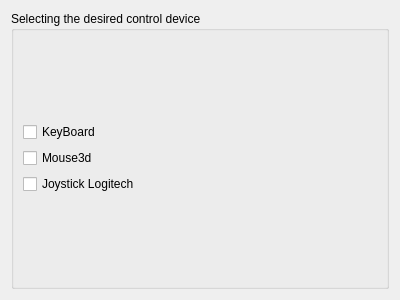
Qt form ControlSettings/ControlWindow.ui (hydronautics-team/PoolsideGUI) before a commit.
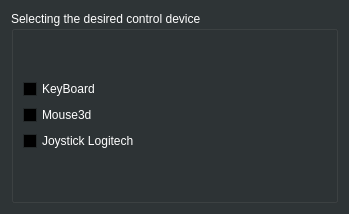
The same form after that commit.

Patch:
```diff
--- a/ControlSettings/ControlWindow.ui
+++ b/ControlSettings/ControlWindow.ui
@@ -6,10 +6,452 @@
    <rect>
     <x>0</x>
     <y>0</y>
-    <width>400</width>
-    <height>300</height>
+    <width>349</width>
+    <height>214</height>
    </rect>
   </property>
+  <property name="palette">
+  <palette>
+   <active>
+    <colorrole role="WindowText">
+     <brush brushstyle="SolidPattern">
+      <color alpha="255">
+       <red>255</red>
+       <green>255</green>
+       <blue>255</blue>
+      </color>
+     </brush>
+    </colorrole>
+    <colorrole role="Button">
+     <brush brushstyle="SolidPattern">
+      <color alpha="255">
+       <red>46</red>
+       <green>52</green>
+       <blue>54</blue>
+      </color>
+     </brush>
+    </colorrole>
+    <colorrole role="Light">
+     <brush brushstyle="SolidPattern">
+      <color alpha="255">
+       <red>69</red>
+       <green>78</green>
+       <blue>81</blue>
+      </color>
+     </brush>
+    </colorrole>
+    <colorrole role="Midlight">
+     <brush brushstyle="SolidPattern">
+      <color alpha="255">
+       <red>57</red>
+       <green>65</green>
+       <blue>67</blue>
+      </color>
+     </brush>
+    </colorrole>
+    <colorrole role="Dark">
+     <brush brushstyle="SolidPattern">
+      <color alpha="255">
+       <red>23</red>
+       <green>26</green>
+       <blue>27</blue>
+      </color>
+     </brush>
+    </colorrole>
+    <colorrole role="Mid">
+     <brush brushstyle="SolidPattern">
+      <color alpha="255">
+       <red>30</red>
+       <green>34</green>
+       <blue>36</blue>
+      </color>
+     </brush>
+    </colorrole>
+    <colorrole role="Text">
+     <brush brushstyle="SolidPattern">
+      <color alpha="255">
+       <red>255</red>
+       <green>255</green>
+       <blue>255</blue>
+      </color>
+     </brush>
+    </colorrole>
+    <colorrole role="BrightText">
+     <brush brushstyle="SolidPattern">
+      <color alpha="255">
+       <red>255</red>
+       <green>255</green>
+       <blue>255</blue>
+      </color>
+     </brush>
+    </colorrole>
+    <colorrole role="ButtonText">
+     <brush brushstyle="SolidPattern">
+      <color alpha="255">
+       <red>255</red>
+       <green>255</green>
+       <blue>255</blue>
+      </color>
+     </brush>
+    </colorrole>
+    <colorrole role="Base">
+     <brush brushstyle="SolidPattern">
+      <color alpha="255">
+       <red>0</red>
+       <green>0</green>
+       <blue>0</blue>
+      </color>
+     </brush>
+    </colorrole>
+    <colorrole role="Window">
+     <brush brushstyle="SolidPattern">
+      <color alpha="255">
+       <red>46</red>
+       <green>52</green>
+       <blue>54</blue>
+      </color>
+     </brush>
+    </colorrole>
+    <colorrole role="Shadow">
+     <brush brushstyle="SolidPattern">
+      <color alpha="255">
+       <red>0</red>
+       <green>0</green>
+       <blue>0</blue>
+      </color>
+     </brush>
+    </colorrole>
+    <colorrole role="AlternateBase">
+     <brush brushstyle="SolidPattern">
+      <color alpha="255">
+       <red>23</red>
+       <green>26</green>
+       <blue>27</blue>
+      </color>
+     </brush>
+    </colorrole>
+    <colorrole role="ToolTipBase">
+     <brush brushstyle="SolidPattern">
+      <color alpha="255">
+       <red>255</red>
+       <green>255</green>
+       <blue>220</blue>
+      </color>
+     </brush>
+    </colorrole>
+    <colorrole role="ToolTipText">
+     <brush brushstyle="SolidPattern">
+      <color alpha="255">
+       <red>0</red>
+       <green>0</green>
+       <blue>0</blue>
+      </color>
+     </brush>
+    </colorrole>
+    <colorrole role="PlaceholderText">
+     <brush brushstyle="SolidPattern">
+      <color alpha="128">
+       <red>255</red>
+       <green>255</green>
+       <blue>255</blue>
+      </color>
+     </brush>
+    </colorrole>
+   </active>
+   <inactive>
+    <colorrole role="WindowText">
+     <brush brushstyle="SolidPattern">
+      <color alpha="255">
+       <red>255</red>
+       <green>255</green>
+       <blue>255</blue>
+      </color>
+     </brush>
+    </colorrole>
+    <colorrole role="Button">
+     <brush brushstyle="SolidPattern">
+      <color alpha="255">
+       <red>46</red>
+       <green>52</green>
+       <blue>54</blue>
+      </color>
+     </brush>
+    </colorrole>
+    <colorrole role="Light">
+     <brush brushstyle="SolidPattern">
+      <color alpha="255">
+       <red>69</red>
+       <green>78</green>
+       <blue>81</blue>
+      </color>
+     </brush>
+    </colorrole>
+    <colorrole role="Midlight">
+     <brush brushstyle="SolidPattern">
+      <color alpha="255">
+       <red>57</red>
+       <green>65</green>
+       <blue>67</blue>
+      </color>
+     </brush>
+    </colorrole>
+    <colorrole role="Dark">
+     <brush brushstyle="SolidPattern">
+      <color alpha="255">
+       <red>23</red>
+       <green>26</green>
+       <blue>27</blue>
+      </color>
+     </brush>
+    </colorrole>
+    <colorrole role="Mid">
+     <brush brushstyle="SolidPattern">
+      <color alpha="255">
+       <red>30</red>
+       <green>34</green>
+       <blue>36</blue>
+      </color>
+     </brush>
+    </colorrole>
+    <colorrole role="Text">
+     <brush brushstyle="SolidPattern">
+      <color alpha="255">
+       <red>255</red>
+       <green>255</green>
+       <blue>255</blue>
+      </color>
+     </brush>
+    </colorrole>
+    <colorrole role="BrightText">
+     <brush brushstyle="SolidPattern">
+      <color alpha="255">
+       <red>255</red>
+       <green>255</green>
+       <blue>255</blue>
+      </color>
+     </brush>
+    </colorrole>
+    <colorrole role="ButtonText">
+     <brush brushstyle="SolidPattern">
+      <color alpha="255">
+       <red>255</red>
+       <green>255</green>
+       <blue>255</blue>
+      </color>
+     </brush>
+    </colorrole>
+    <colorrole role="Base">
+     <brush brushstyle="SolidPattern">
+      <color alpha="255">
+       <red>0</red>
+       <green>0</green>
+       <blue>0</blue>
+      </color>
+     </brush>
+    </colorrole>
+    <colorrole role="Window">
+     <brush brushstyle="SolidPattern">
+      <color alpha="255">
+       <red>46</red>
+       <green>52</green>
+       <blue>54</blue>
+      </color>
+     </brush>
+    </colorrole>
+    <colorrole role="Shadow">
+     <brush brushstyle="SolidPattern">
+      <color alpha="255">
+       <red>0</red>
+       <green>0</green>
+       <blue>0</blue>
+      </color>
+     </brush>
+    </colorrole>
+    <colorrole role="AlternateBase">
+     <brush brushstyle="SolidPattern">
+      <color alpha="255">
+       <red>23</red>
+       <green>26</green>
+       <blue>27</blue>
+      </color>
+     </brush>
+    </colorrole>
+    <colorrole role="ToolTipBase">
+     <brush brushstyle="SolidPattern">
+      <color alpha="255">
+       <red>255</red>
+       <green>255</green>
+       <blue>220</blue>
+      </color>
+     </brush>
+    </colorrole>
+    <colorrole role="ToolTipText">
+     <brush brushstyle="SolidPattern">
+      <color alpha="255">
+       <red>0</red>
+       <green>0</green>
+       <blue>0</blue>
+      </color>
+     </brush>
+    </colorrole>
+    <colorrole role="PlaceholderText">
+     <brush brushstyle="SolidPattern">
+      <color alpha="128">
+       <red>255</red>
+       <green>255</green>
+       <blue>255</blue>
+      </color>
+     </brush>
+    </colorrole>
+   </inactive>
+   <disabled>
+    <colorrole role="WindowText">
+     <brush brushstyle="SolidPattern">
+      <color alpha="255">
+       <red>23</red>
+       <green>26</green>
+       <blue>27</blue>
+      </color>
+     </brush>
+    </colorrole>
+    <colorrole role="Button">
+     <brush brushstyle="SolidPattern">
+      <color alpha="255">
+       <red>46</red>
+       <green>52</green>
+       <blue>54</blue>
+      </color>
+     </brush>
+    </colorrole>
+    <colorrole role="Light">
+     <brush brushstyle="SolidPattern">
+      <color alpha="255">
+       <red>69</red>
+       <green>78</green>
+       <blue>81</blue>
+      </color>
+     </brush>
+    </colorrole>
+    <colorrole role="Midlight">
+     <brush brushstyle="SolidPattern">
+      <color alpha="255">
+       <red>57</red>
+       <green>65</green>
+       <blue>67</blue>
+      </color>
+     </brush>
+    </colorrole>
+    <colorrole role="Dark">
+     <brush brushstyle="SolidPattern">
+      <color alpha="255">
+       <red>23</red>
+       <green>26</green>
+       <blue>27</blue>
+      </color>
+     </brush>
+    </colorrole>
+    <colorrole role="Mid">
+     <brush brushstyle="SolidPattern">
+      <color alpha="255">
+       <red>30</red>
+       <green>34</green>
+       <blue>36</blue>
+      </color>
+     </brush>
+    </colorrole>
+    <colorrole role="Text">
+     <brush brushstyle="SolidPattern">
+      <color alpha="255">
+       <red>23</red>
+       <green>26</green>
+       <blue>27</blue>
+      </color>
+     </brush>
+    </colorrole>
+    <colorrole role="BrightText">
+     <brush brushstyle="SolidPattern">
+      <color alpha="255">
+       <red>255</red>
+       <green>255</green>
+       <blue>255</blue>
+      </color>
+     </brush>
+    </colorrole>
+    <colorrole role="ButtonText">
+     <brush brushstyle="SolidPattern">
+      <color alpha="255">
+       <red>23</red>
+       <green>26</green>
+       <blue>27</blue>
+      </color>
+     </brush>
+    </colorrole>
+    <colorrole role="Base">
+     <brush brushstyle="SolidPattern">
+      <color alpha="255">
+       <red>46</red>
+       <green>52</green>
+       <blue>54</blue>
+      </color>
+     </brush>
+    </colorrole>
+    <colorrole role="Window">
+     <brush brushstyle="SolidPattern">
+      <color alpha="255">
+       <red>46</red>
+       <green>52</green>
+       <blue>54</blue>
+      </color>
+     </brush>
+    </colorrole>
+    <colorrole role="Shadow">
+     <brush brushstyle="SolidPattern">
+      <color alpha="255">
+       <red>0</red>
+       <green>0</green>
+       <blue>0</blue>
+      </color>
+     </brush>
+    </colorrole>
+    <colorrole role="AlternateBase">
+     <brush brushstyle="SolidPattern">
+      <color alpha="255">
+       <red>46</red>
+       <green>52</green>
+       <blue>54</blue>
+      </color>
+     </brush>
+    </colorrole>
+    <colorrole role="ToolTipBase">
+     <brush brushstyle="SolidPattern">
+      <color alpha="255">
+       <red>255</red>
+       <green>255</green>
+       <blue>220</blue>
+      </color>
+     </brush>
+    </colorrole>
+    <colorrole role="ToolTipText">
+     <brush brushstyle="SolidPattern">
+      <color alpha="255">
+       <red>0</red>
+       <green>0</green>
+       <blue>0</blue>
+      </color>
+     </brush>
+    </colorrole>
+    <colorrole role="PlaceholderText">
+     <brush brushstyle="SolidPattern">
+      <color alpha="128">
+       <red>255</red>
+       <green>255</green>
+       <blue>255</blue>
+      </color>
+     </brush>
+    </colorrole>
+   </disabled>
+  </palette>
+ </property>
   <property name="windowTitle">
    <string>ControlWindow</string>
   </property>
```
Left out of the diff: 2 changed lines with no effect on the pictures.
